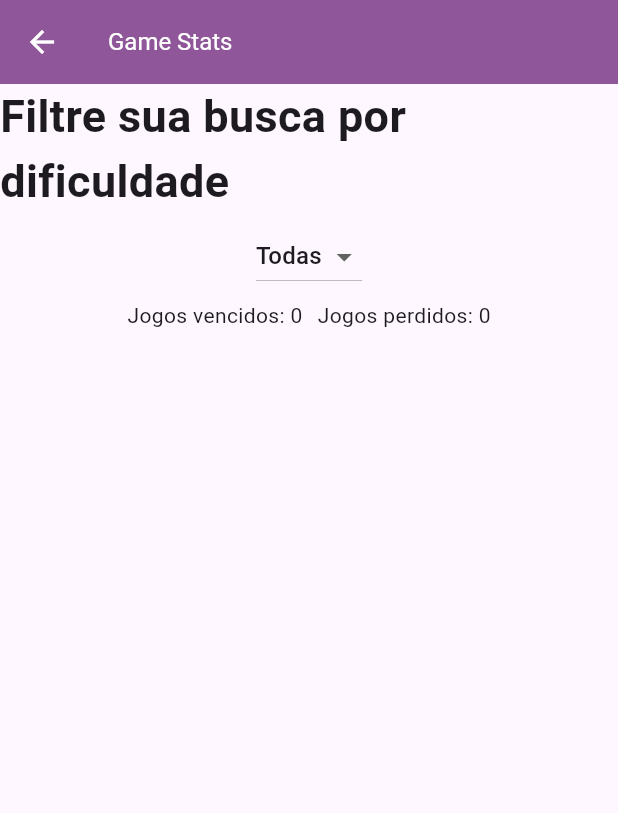
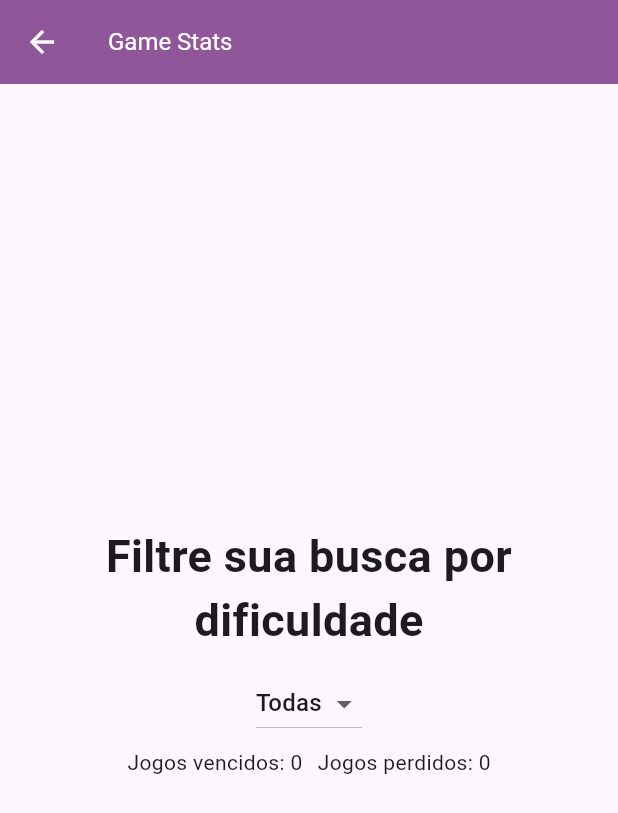
Before and after one commit to rafaamparo/sudoku-app, a Flutter app: the SudokuEstatisticas screen opened directly, on a phone screen of 412 x 824 dp. Shown: the top 813 px of the screen. Run offline on Flutter 3.47's test engine with Material 3 defaults, Android fonts, the phone set to English and light mode, and no system bars; our stand-ins replace sqflite, sqflite_common_ffi, sqflite_common_ffi_web, tuple; missing offline and left inert: sudoku_dart; accounts and stored records are empty.

Commit message:
feat: add difficulty mapping and enhance game statistics display

```diff
--- a/lib/sudoku_estatisticas.dart
+++ b/lib/sudoku_estatisticas.dart
@@ -13,6 +13,13 @@ class _SudokuEstatisticasState extends State<SudokuEstatisticas> {
   final DatabaseService bancoDeDados = DatabaseService.instance;
   int dificuldade = -1;
   List<Jogo> listaPartidas = [];
+  final mapDificuldade = {
+    0: "fácil",
+    1: "médio",
+    2: "difícil",
+    3: "expert",
+  };
+
   @override
   Widget build(BuildContext context) {
     return Scaffold(
@@ -28,17 +35,19 @@ class _SudokuEstatisticasState extends State<SudokuEstatisticas> {
           },
         ),
       ),
-      body: SingleChildScrollView(
+      body: Padding(
+        padding: const EdgeInsets.all(10.0),
         child: Center(
           child: Column(
             mainAxisAlignment: MainAxisAlignment.center,
             children: <Widget>[
               const Text(
+                textAlign: TextAlign.center,
                 'Filtre sua busca por dificuldade',
                 style: TextStyle(fontSize: 30, fontWeight: FontWeight.bold),
               ),
               const SizedBox(
-                height: 5,
+                height: 10,
               ),
               DropdownButton<int>(
                 value: dificuldade,
@@ -66,7 +75,7 @@ class _SudokuEstatisticasState extends State<SudokuEstatisticas> {
                 ],
                 onChanged: (value) async {
                   List<Jogo> dadosBD = await bancoDeDados.buscarPartidas(
-                      dificuldade: dificuldade);
+                      dificuldade: value ?? -1);
                   setState(() {
                     dificuldade = value!;
                     listaPartidas = dadosBD;
@@ -86,7 +95,35 @@ class _SudokuEstatisticasState extends State<SudokuEstatisticas> {
                   Text(
                       "Jogos perdidos: ${listaPartidas.where((element) => element.result == 0).length ?? 0}"),
                 ],
-              )
+              ),
+              const SizedBox(
+                height: 5,
+              ),
+              FutureBuilder(
+                future: bancoDeDados.buscarPartidas(dificuldade: dificuldade),
+                initialData: [],
+                builder: (BuildContext context, AsyncSnapshot snapshot) {
+                  return SingleChildScrollView(
+                    child: Card(
+                      child: ListView.builder(
+                        shrinkWrap: true,
+                        itemCount: snapshot.data.length,
+                        physics: const ScrollPhysics(),
+                        itemBuilder: (BuildContext context, int index) {
+                          return ListTile(
+                            title: Text(
+                                "${snapshot.data[index].name} - ${mapDificuldade[snapshot.data[index].level]}"),
+                            subtitle: Text(snapshot.data[index].date),
+                            trailing: Text(snapshot.data[index].result == 1
+                                ? 'Vitória'
+                                : 'Derrota'),
+                          );
+                        },
+                      ),
+                    ),
+                  );
+                },
+              ),
             ],
           ),
         ),
```
